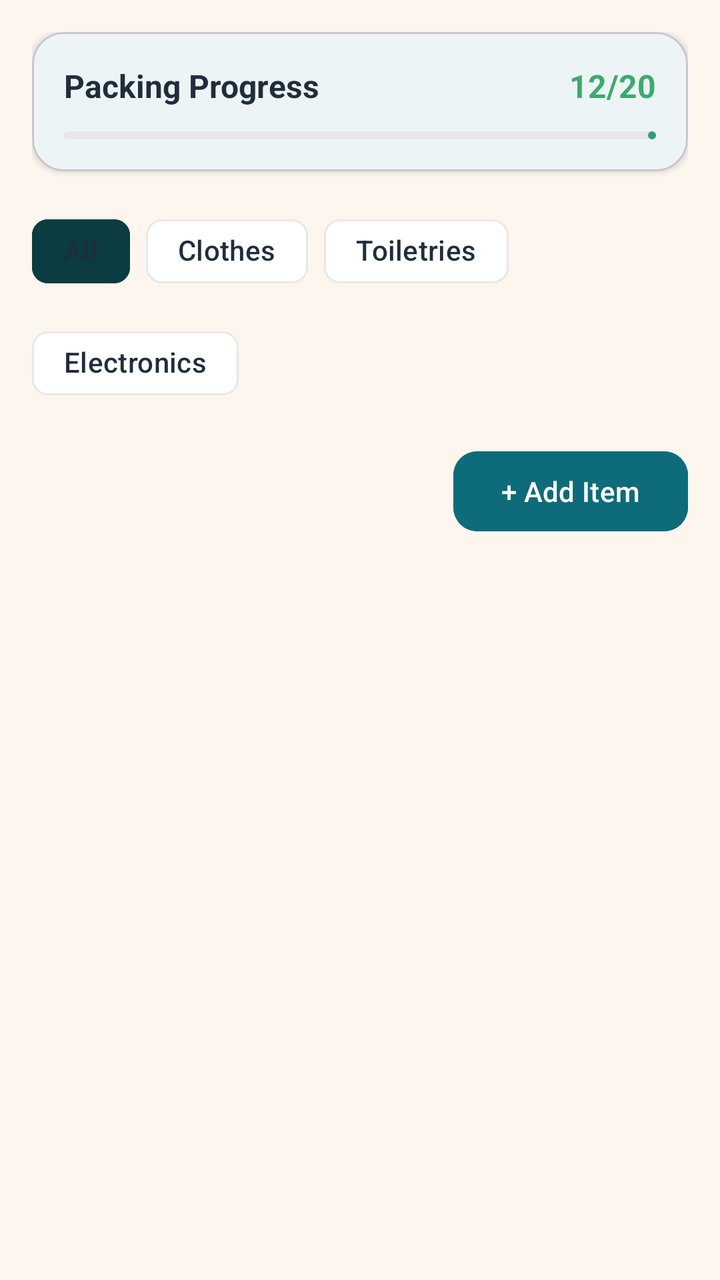
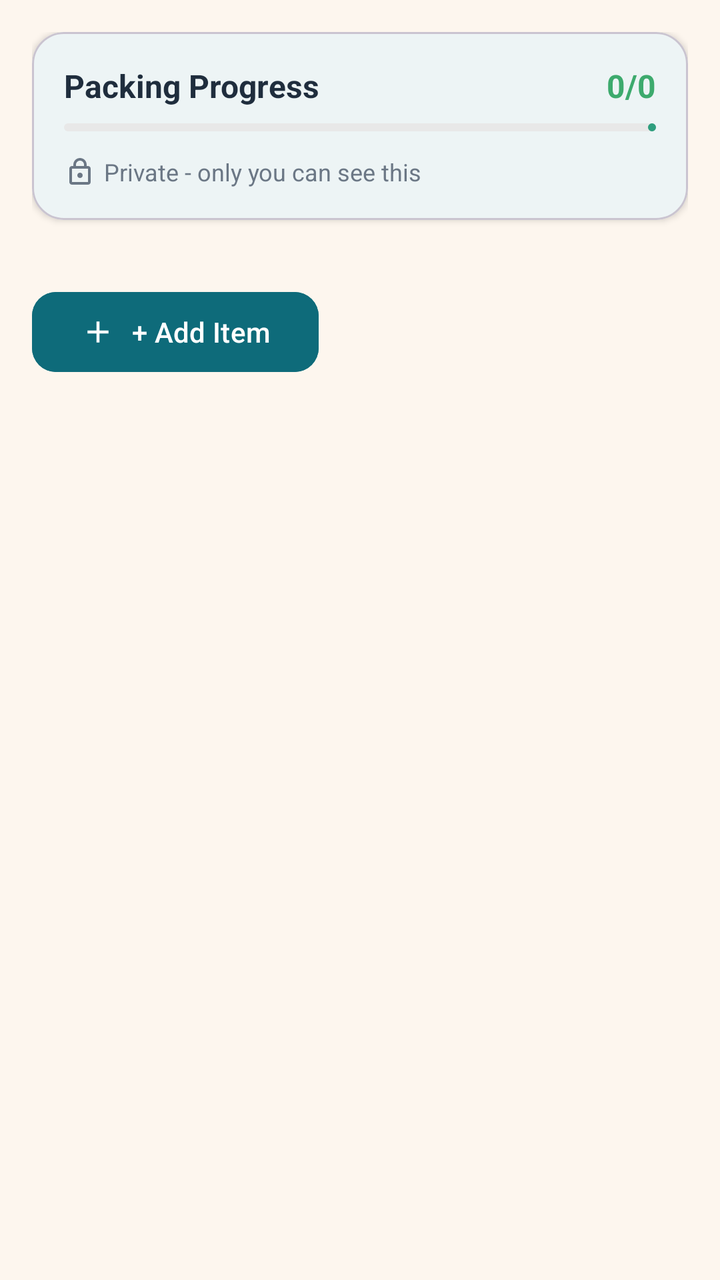

Before-and-after screenshots of an Android layout around one commit, followed by the original layout XML and the change that was made.
<!-- AndroidManifest.xml: application theme Theme.TripSync -->
<!-- res/layout/fragment_packing.xml -->
<?xml version="1.0" encoding="utf-8"?>
<androidx.constraintlayout.widget.ConstraintLayout xmlns:android="http://schemas.android.com/apk/res/android"
    xmlns:app="http://schemas.android.com/apk/res-auto"
    xmlns:tools="http://schemas.android.com/tools"
    android:layout_width="match_parent"
    android:layout_height="match_parent"
    android:background="@color/background">

    <ScrollView
        android:id="@+id/scroll_view"
        android:layout_width="0dp"
        android:layout_height="0dp"
        app:layout_constraintTop_toTopOf="parent"
        app:layout_constraintBottom_toBottomOf="parent"
        app:layout_constraintStart_toStartOf="parent"
        app:layout_constraintEnd_toEndOf="parent">

        <LinearLayout
            android:layout_width="match_parent"
            android:layout_height="wrap_content"
            android:orientation="vertical"
            android:padding="@dimen/spacing_lg">

            
            <com.google.android.material.card.MaterialCardView
                android:layout_width="match_parent"
                android:layout_height="wrap_content"
                android:layout_marginBottom="@dimen/spacing_lg"
                app:cardCornerRadius="@dimen/radius_lg"
                app:cardElevation="2dp">

                <androidx.constraintlayout.widget.ConstraintLayout
                    android:layout_width="match_parent"
                    android:layout_height="wrap_content"
                    android:padding="@dimen/spacing_lg">

                    <TextView
                        android:id="@+id/tv_progress_label"
                        android:layout_width="wrap_content"
                        android:layout_height="wrap_content"
                        android:text="@string/packing_progress"
                        android:textSize="@dimen/text_size_md"
                        android:textStyle="bold"
                        android:textColor="@color/on_surface"
                        app:layout_constraintStart_toStartOf="parent"
                        app:layout_constraintTop_toTopOf="parent" />

                    <TextView
                        android:id="@+id/tv_progress_count"
                        android:layout_width="wrap_content"
                        android:layout_height="wrap_content"
                        android:text="12/20"
                        android:textSize="@dimen/text_size_md"
                        android:textStyle="bold"
                        android:textColor="@color/success_green"
                        app:layout_constraintEnd_toEndOf="parent"
                        app:layout_constraintTop_toTopOf="parent" />

                    <com.google.android.material.progressindicator.LinearProgressIndicator
                        android:id="@+id/progress_bar"
                        android:layout_width="0dp"
                        android:layout_height="8dp"
                        android:layout_marginTop="@dimen/spacing_md"
                        android:progress="60"
                        app:indicatorColor="@color/progress_fill"
                        app:trackColor="@color/surface_variant"
                        app:layout_constraintStart_toStartOf="parent"
                        app:layout_constraintEnd_toEndOf="parent"
                        app:layout_constraintTop_toBottomOf="@id/tv_progress_label" />
                </androidx.constraintlayout.widget.ConstraintLayout>
            </com.google.android.material.card.MaterialCardView>

            
            <com.google.android.material.chip.ChipGroup
                android:id="@+id/chip_group_filters"
                android:layout_width="match_parent"
                android:layout_height="wrap_content"
                android:layout_marginBottom="@dimen/spacing_lg"
                app:selectionRequired="true"
                app:singleSelection="true">

                <com.google.android.material.chip.Chip
                    android:id="@+id/chip_all"
                    android:layout_width="wrap_content"
                    android:layout_height="wrap_content"
                    android:text="@string/filter_all"
                    android:checked="true"
                    app:chipBackgroundColor="@color/secondary"
                    app:chipStrokeColor="@color/secondary" />

                <com.google.android.material.chip.Chip
                    android:id="@+id/chip_clothes"
                    android:layout_width="wrap_content"
                    android:layout_height="wrap_content"
                    android:text="@string/filter_clothes"
                    app:chipBackgroundColor="@color/surface"
                    app:chipStrokeColor="@color/surface_variant" />

                <com.google.android.material.chip.Chip
                    android:id="@+id/chip_toiletries"
                    android:layout_width="wrap_content"
                    android:layout_height="wrap_content"
                    android:text="@string/filter_toiletries"
                    app:chipBackgroundColor="@color/surface"
                    app:chipStrokeColor="@color/surface_variant" />

                <com.google.android.material.chip.Chip
                    android:id="@+id/chip_electronics"
                    android:layout_width="wrap_content"
                    android:layout_height="wrap_content"
                    android:text="@string/filter_electronics"
                    app:chipBackgroundColor="@color/surface"
                    app:chipStrokeColor="@color/surface_variant" />
            </com.google.android.material.chip.ChipGroup>

            
            <androidx.constraintlayout.widget.ConstraintLayout
                android:layout_width="match_parent"
                android:layout_height="wrap_content"
                android:layout_marginBottom="@dimen/spacing_lg">

                <View
                    android:layout_width="0dp"
                    android:layout_height="1dp"
                    app:layout_constraintStart_toStartOf="parent"
                    app:layout_constraintEnd_toStartOf="@id/btn_add_item"
                    app:layout_constraintTop_toTopOf="parent"
                    app:layout_constraintBottom_toBottomOf="parent" />

                <com.google.android.material.button.MaterialButton
                    android:id="@+id/btn_add_item"
                    android:layout_width="wrap_content"
                    android:layout_height="wrap_content"
                    android:text="@string/add_item"
                    android:textSize="@dimen/text_size_sm"
                    android:backgroundTint="@color/primary"
                    android:textColor="@color/on_primary"
                    app:cornerRadius="@dimen/radius_md"
                    app:layout_constraintEnd_toEndOf="parent"
                    app:layout_constraintTop_toTopOf="parent"
                    app:layout_constraintBottom_toBottomOf="parent" />
            </androidx.constraintlayout.widget.ConstraintLayout>

            
            <androidx.recyclerview.widget.RecyclerView
                android:id="@+id/rv_packing_items"
                android:layout_width="match_parent"
                android:layout_height="wrap_content"
                tools:listitem="@layout/item_packing"
                tools:itemCount="6" />

            
            <TextView
                android:id="@+id/tv_empty_packing"
                android:layout_width="match_parent"
                android:layout_height="200dp"
                android:gravity="center"
                android:text="@string/no_packing_items_yet"
                android:textSize="@dimen/text_size_md"
                android:textColor="@color/text_secondary"
                android:visibility="gone" />
        </LinearLayout>
    </ScrollView>
</androidx.constraintlayout.widget.ConstraintLayout>
<!-- res/layout/item_packing.xml (included above) -->
<?xml version="1.0" encoding="utf-8"?>
<com.google.android.material.card.MaterialCardView xmlns:android="http://schemas.android.com/apk/res/android"
    xmlns:app="http://schemas.android.com/apk/res-auto"
    android:layout_width="match_parent"
    android:layout_height="wrap_content"
    android:layout_marginBottom="@dimen/spacing_md"
    app:cardCornerRadius="@dimen/radius_lg"
    app:cardElevation="2dp">

    <androidx.constraintlayout.widget.ConstraintLayout
        android:layout_width="match_parent"
        android:layout_height="wrap_content"
        android:padding="@dimen/spacing_lg">

        
        <CheckBox
            android:id="@+id/checkbox_item"
            android:layout_width="24dp"
            android:layout_height="24dp"
            android:button="@null"
            android:background="@drawable/ic_add"
            android:contentDescription="@string/app_name"
            app:layout_constraintStart_toStartOf="parent"
            app:layout_constraintTop_toTopOf="parent"
            app:layout_constraintBottom_toBottomOf="parent" />

        
        <ImageView
            android:id="@+id/item_icon"
            android:layout_width="32dp"
            android:layout_height="32dp"
            android:layout_marginStart="@dimen/spacing_md"
            android:src="@drawable/ic_add"
            android:tint="@color/text_secondary"
            android:contentDescription="@string/app_name"
            app:layout_constraintStart_toEndOf="@id/checkbox_item"
            app:layout_constraintTop_toTopOf="parent"
            app:layout_constraintBottom_toBottomOf="parent" />

        
        <TextView
            android:id="@+id/tv_item_name"
            android:layout_width="0dp"
            android:layout_height="wrap_content"
            android:layout_marginStart="@dimen/spacing_md"
            android:layout_marginEnd="@dimen/spacing_md"
            android:text="T-shirt"
            android:textSize="@dimen/text_size_md"
            android:textColor="@color/on_surface"
            app:layout_constraintStart_toEndOf="@id/item_icon"
            app:layout_constraintEnd_toStartOf="@id/menu_button"
            app:layout_constraintTop_toTopOf="parent"
            app:layout_constraintBottom_toBottomOf="parent" />

        
        <ImageView
            android:id="@+id/menu_button"
            android:layout_width="24dp"
            android:layout_height="24dp"
            android:src="@drawable/ic_add"
            android:tint="@color/text_secondary"
            android:contentDescription="@string/app_name"
            app:layout_constraintEnd_toEndOf="parent"
            app:layout_constraintTop_toTopOf="parent"
            app:layout_constraintBottom_toBottomOf="parent" />
    </androidx.constraintlayout.widget.ConstraintLayout>
</com.google.android.material.card.MaterialCardView>
<!-- resources referenced by this layout -->
<resources>
  <color name="background">#FDF6EE</color>
  <color name="on_primary">#FFFFFF</color>
  <color name="on_surface">#1F2D3D</color>
  <color name="primary">#0E6B7A</color>
  <color name="progress_fill">#2E9E7E</color>
  <color name="secondary">#0B3C42</color>
  <color name="success_green">#3DAA6D</color>
  <color name="surface">#FFFFFF</color>
  <color name="surface_variant">#E8E8E8</color>
  <color name="text_secondary">#6B7785</color>
  <dimen name="radius_lg">16dp</dimen>
  <dimen name="radius_md">12dp</dimen>
  <dimen name="spacing_lg">16dp</dimen>
  <dimen name="spacing_md">12dp</dimen>
  <dimen name="text_size_md">16sp</dimen>
  <dimen name="text_size_sm">14sp</dimen>
  <!-- drawable ic_add (drawable) -->
  <vector xmlns:android="http://schemas.android.com/apk/res/android"
      android:width="24dp"
      android:height="24dp"
      android:viewportWidth="24"
      android:viewportHeight="24">
      <path
          android:fillColor="#FF000000"
          android:pathData="M19,13h-6v6h-2v-6H5v-2h6V5h2v6h6v2z"/>
  </vector>
  <string name="add_item">+ Add Item</string>
  <string name="app_name">TrailMates</string>
  <string name="filter_all">All</string>
  <string name="filter_clothes">Clothes</string>
  <string name="filter_electronics">Electronics</string>
  <string name="filter_toiletries">Toiletries</string>
  <string name="no_packing_items_yet">No packing items yet</string>
  <string name="packing_progress">Packing Progress</string>
  <color name="primary_container">#C8E6FF</color>
  <color name="on_primary_container">#001E2E</color>
  <color name="on_secondary">#FFFFFF</color>
  <color name="secondary_container">#CEE5F7</color>
  <color name="on_secondary_container">#071E2B</color>
  <color name="on_background">#1F2D3D</color>
  <color name="error_red">#E74C3C</color>
  <!-- unchanged entries left out for length: 1 -->
</resources>

<!-- the commit's change to res/layout/fragment_packing.xml (unified diff, before → after) -->
@@ -29,117 +29,109 @@
                 app:cardCornerRadius="@dimen/radius_lg"
                 app:cardElevation="2dp">
 
-                <androidx.constraintlayout.widget.ConstraintLayout
+                <LinearLayout
                     android:layout_width="match_parent"
                     android:layout_height="wrap_content"
+                    android:orientation="vertical"
                     android:padding="@dimen/spacing_lg">
 
-                    <TextView
-                        android:id="@+id/tv_progress_label"
-                        android:layout_width="wrap_content"
+                    
+                    <LinearLayout
+                        android:layout_width="match_parent"
                         android:layout_height="wrap_content"
-                        android:text="@string/packing_progress"
-                        android:textSize="@dimen/text_size_md"
-                        android:textStyle="bold"
-                        android:textColor="@color/on_surface"
-                        app:layout_constraintStart_toStartOf="parent"
-                        app:layout_constraintTop_toTopOf="parent" />
-
-                    <TextView
-                        android:id="@+id/tv_progress_count"
-                        android:layout_width="wrap_content"
-                        android:layout_height="wrap_content"
-                        android:text="12/20"
-                        android:textSize="@dimen/text_size_md"
-                        android:textStyle="bold"
-                        android:textColor="@color/success_green"
-                        app:layout_constraintEnd_toEndOf="parent"
-                        app:layout_constraintTop_toTopOf="parent" />
-
+                        android:orientation="horizontal"
+                        android:weightSum="1">
+
+                        <TextView
+                            android:id="@+id/tv_progress_label"
+                            android:layout_width="0dp"
+                            android:layout_height="wrap_content"
+                            android:layout_weight="1"
+                            android:text="@string/packing_progress"
+                            android:textSize="@dimen/text_size_md"
+                            android:textStyle="bold"
+                            android:textColor="@color/on_surface" />
+
+                        <TextView
+                            android:id="@+id/tv_progress_count"
+                            android:layout_width="wrap_content"
+                            android:layout_height="wrap_content"
+                            android:text="0/0"
+                            android:textSize="@dimen/text_size_md"
+                            android:textStyle="bold"
+                            android:textColor="@color/success_green"
+                            android:maxLines="1"
+                            android:ellipsize="end" />
+                    </LinearLayout>
+
+                    
                     <com.google.android.material.progressindicator.LinearProgressIndicator
                         android:id="@+id/progress_bar"
-                        android:layout_width="0dp"
+                        android:layout_width="match_parent"
                         android:layout_height="8dp"
-                        android:layout_marginTop="@dimen/spacing_md"
-                        android:progress="60"
+                        android:layout_marginTop="8dp"
+                        android:progress="0"
                         app:indicatorColor="@color/progress_fill"
-                        app:trackColor="@color/surface_variant"
-                        app:layout_constraintStart_toStartOf="parent"
-                        app:layout_constraintEnd_toEndOf="parent"
-                        app:layout_constraintTop_toBottomOf="@id/tv_progress_label" />
-                </androidx.constraintlayout.widget.ConstraintLayout>
+                        app:trackColor="@color/surface_variant" />
+
+                    
+                    <LinearLayout
+                        android:layout_width="match_parent"
+                        android:layout_height="wrap_content"
+                        android:orientation="horizontal"
+                        android:layout_marginTop="@dimen/spacing_md">
+
+                        <ImageView
+                            android:layout_width="16dp"
+                            android:layout_height="16dp"
+                            android:src="@drawable/ic_lock"
+                            android:tint="@color/text_secondary"
+                            android:contentDescription="@string/lock_icon_description"
+                            android:layout_marginEnd="4dp" />
+
+                        <TextView
+                            android:layout_width="0dp"
+                            android:layout_height="wrap_content"
+                            android:layout_weight="1"
+                            android:text="@string/packing_private"
+                            android:textSize="12sp"
+                            android:textColor="@color/text_secondary"
+                            android:maxLines="1"
+                            android:ellipsize="end" />
+                    </LinearLayout>
+                </LinearLayout>
             </com.google.android.material.card.MaterialCardView>
 
             
-            <com.google.android.material.chip.ChipGroup
-                android:id="@+id/chip_group_filters"
+            <HorizontalScrollView
+                android:id="@+id/chip_scroll"
                 android:layout_width="match_parent"
                 android:layout_height="wrap_content"
                 android:layout_marginBottom="@dimen/spacing_lg"
-                app:selectionRequired="true"
-                app:singleSelection="true">
-
-                <com.google.android.material.chip.Chip
-                    android:id="@+id/chip_all"
+                android:scrollbars="none"
+                android:overScrollMode="never">
+
+                <LinearLayout
+                    android:id="@+id/chip_container"
                     android:layout_width="wrap_content"
                     android:layout_height="wrap_content"
-                    android:text="@string/filter_all"
-                    android:checked="true"
-                    app:chipBackgroundColor="@color/secondary"
-                    app:chipStrokeColor="@color/secondary" />
-
-                <com.google.android.material.chip.Chip
-                    android:id="@+id/chip_clothes"
-                    android:layout_width="wrap_content"
-                    android:layout_height="wrap_content"
-                    android:text="@string/filter_clothes"
-                    app:chipBackgroundColor="@color/surface"
-                    app:chipStrokeColor="@color/surface_variant" />
-
-                <com.google.android.material.chip.Chip
-                    android:id="@+id/chip_toiletries"
-                    android:layout_width="wrap_content"
-                    android:layout_height="wrap_content"
-                    android:text="@string/filter_toiletries"
-                    app:chipBackgroundColor="@color/surface"
-                    app:chipStrokeColor="@color/surface_variant" />
-
-                <com.google.android.material.chip.Chip
-                    android:id="@+id/chip_electronics"
-                    android:layout_width="wrap_content"
-                    android:layout_height="wrap_content"
-                    android:text="@string/filter_electronics"
-                    app:chipBackgroundColor="@color/surface"
-                    app:chipStrokeColor="@color/surface_variant" />
-            </com.google.android.material.chip.ChipGroup>
-
-            
-            <androidx.constraintlayout.widget.ConstraintLayout
-                android:layout_width="match_parent"
-                android:layout_height="wrap_content"
-                android:layout_marginBottom="@dimen/spacing_lg">
-
-                <View
-                    android:layout_width="0dp"
-                    android:layout_height="1dp"
-                    app:layout_constraintStart_toStartOf="parent"
-                    app:layout_constraintEnd_toStartOf="@id/btn_add_item"
-                    app:layout_constraintTop_toTopOf="parent"
-                    app:layout_constraintBottom_toBottomOf="parent" />
-
-                <com.google.android.material.button.MaterialButton
-                    android:id="@+id/btn_add_item"
-                    android:layout_width="wrap_content"
-                    android:layout_height="wrap_content"
-                    android:text="@string/add_item"
-                    android:textSize="@dimen/text_size_sm"
-                    android:backgroundTint="@color/primary"
-                    android:textColor="@color/on_primary"
-                    app:cornerRadius="@dimen/radius_md"
-                    app:layout_constraintEnd_toEndOf="parent"
-                    app:layout_constraintTop_toTopOf="parent"
-                    app:layout_constraintBottom_toBottomOf="parent" />
-            </androidx.constraintlayout.widget.ConstraintLayout>
+                    android:orientation="horizontal"
+                    android:spacing="8dp" />
+            </HorizontalScrollView>
+
+            
+            <com.google.android.material.button.MaterialButton
+                android:id="@+id/btn_add_item"
+                android:layout_width="wrap_content"
+                android:layout_height="wrap_content"
+                android:text="@string/add_item"
+                android:textSize="@dimen/text_size_sm"
+                android:backgroundTint="@color/primary"
+                android:textColor="@color/on_primary"
+                app:cornerRadius="@dimen/radius_md"
+                app:icon="@drawable/ic_add"
+                app:iconGravity="textStart"
+                android:layout_marginBottom="@dimen/spacing_lg" />
 
             
             <androidx.recyclerview.widget.RecyclerView
@@ -175,7 +167,8 @@
     <androidx.constraintlayout.widget.ConstraintLayout
         android:layout_width="match_parent"
         android:layout_height="wrap_content"
-        android:padding="@dimen/spacing_lg">
+        android:padding="@dimen/spacing_lg"
+        android:minHeight="48dp">
 
         
         <CheckBox
@@ -183,22 +176,10 @@
             android:layout_width="24dp"
             android:layout_height="24dp"
             android:button="@null"
-            android:background="@drawable/ic_add"
+            android:background="@drawable/checkbox_selector"
             android:contentDescription="@string/app_name"
+            android:scaleType="center"
             app:layout_constraintStart_toStartOf="parent"
-            app:layout_constraintTop_toTopOf="parent"
-            app:layout_constraintBottom_toBottomOf="parent" />
-
-        
-        <ImageView
-            android:id="@+id/item_icon"
-            android:layout_width="32dp"
-            android:layout_height="32dp"
-            android:layout_marginStart="@dimen/spacing_md"
-            android:src="@drawable/ic_add"
-            android:tint="@color/text_secondary"
-            android:contentDescription="@string/app_name"
-            app:layout_constraintStart_toEndOf="@id/checkbox_item"
             app:layout_constraintTop_toTopOf="parent"
             app:layout_constraintBottom_toBottomOf="parent" />
 
@@ -209,10 +190,12 @@
             android:layout_height="wrap_content"
             android:layout_marginStart="@dimen/spacing_md"
             android:layout_marginEnd="@dimen/spacing_md"
-            android:text="T-shirt"
+            android:text="@string/sample_packing_item"
             android:textSize="@dimen/text_size_md"
             android:textColor="@color/on_surface"
-            app:layout_constraintStart_toEndOf="@id/item_icon"
+            android:maxLines="1"
+            android:ellipsize="end"
+            app:layout_constraintStart_toEndOf="@id/checkbox_item"
             app:layout_constraintEnd_toStartOf="@id/menu_button"
             app:layout_constraintTop_toTopOf="parent"
             app:layout_constraintBottom_toBottomOf="parent" />
@@ -222,9 +205,10 @@
             android:id="@+id/menu_button"
             android:layout_width="24dp"
             android:layout_height="24dp"
-            android:src="@drawable/ic_add"
+            android:src="@drawable/ic_remove"
             android:tint="@color/text_secondary"
-            android:contentDescription="@string/app_name"
+            android:contentDescription="@string/remove_item"
+            android:scaleType="center"
             app:layout_constraintEnd_toEndOf="parent"
             app:layout_constraintTop_toTopOf="parent"
             app:layout_constraintBottom_toBottomOf="parent" />
<!-- resource entries referenced after the edit -->
@@ -16,6 +16,24 @@
   <dimen name="spacing_md">12dp</dimen>
   <dimen name="text_size_md">16sp</dimen>
   <dimen name="text_size_sm">14sp</dimen>
+  <!-- drawable checkbox_selector (drawable) -->
+  <?xml version="1.0" encoding="utf-8"?>
+  <selector xmlns:android="http://schemas.android.com/apk/res/android">
+      <item android:state_checked="true">
+          <shape android:shape="rectangle">
+              <solid android:color="#0E6B7A" />
+              <corners android:radius="4dp" />
+              <stroke android:width="2dp" android:color="#0E6B7A" />
+          </shape>
+      </item>
+      <item android:state_checked="false">
+          <shape android:shape="rectangle">
+              <solid android:color="#FFFFFF" />
+              <corners android:radius="4dp" />
+              <stroke android:width="2dp" android:color="#CCCCCC" />
+          </shape>
+      </item>
+  </selector>
   <!-- drawable ic_add (drawable) -->
   <vector xmlns:android="http://schemas.android.com/apk/res/android"
       android:width="24dp"
@@ -26,14 +44,18 @@
           android:fillColor="#FF000000"
           android:pathData="M19,13h-6v6h-2v-6H5v-2h6V5h2v6h6v2z"/>
   </vector>
+  <!-- drawable ic_lock (drawable) -->
+  <vector xmlns:android="http://schemas.android.com/apk/res/android" android:width="24dp" android:height="24dp" android:viewportWidth="24" android:viewportHeight="24" android:tint="?attr/colorControlNormal"><path android:fillColor="@android:color/white" android:pathData="M18,8h-1V7c0,-2.76 -2.24,-5 -5,-5s-5,2.24 -5,5v1H6c-1.1,0 -2,0.9 -2,2v10c0,1.1 0.9,2 2,2h12c1.1,0 2,-0.9 2,-2V10c0,-1.1 -0.9,-2 -2,-2zM9,7c0,-1.66 1.34,-3 3,-3s3,1.34 3,3v1H9V7zM18,20H6V10h12v10zM12,13c1.1,0 2,0.9 2,2s-0.9,2 -2,2 -2,-0.9 -2,-2 0.9,-2 2,-2z"/></vector>
+  <!-- drawable ic_remove (drawable) -->
+  <vector xmlns:android="http://schemas.android.com/apk/res/android" android:width="24dp" android:height="24dp" android:viewportWidth="24" android:viewportHeight="24" android:tint="?attr/colorControlNormal"><path android:fillColor="@android:color/white" android:pathData="M19,13H5v-2h14v2z"/></vector>
   <string name="add_item">+ Add Item</string>
   <string name="app_name">TrailMates</string>
-  <string name="filter_all">All</string>
-  <string name="filter_clothes">Clothes</string>
-  <string name="filter_electronics">Electronics</string>
-  <string name="filter_toiletries">Toiletries</string>
+  <string name="lock_icon_description">Private</string>
   <string name="no_packing_items_yet">No packing items yet</string>
+  <string name="packing_private">Private - only you can see this</string>
   <string name="packing_progress">Packing Progress</string>
+  <string name="remove_item">Remove item</string>
+  <string name="sample_packing_item">T-shirt</string>
   <color name="primary_container">#C8E6FF</color>
   <color name="on_primary_container">#001E2E</color>
   <color name="on_secondary">#FFFFFF</color>
